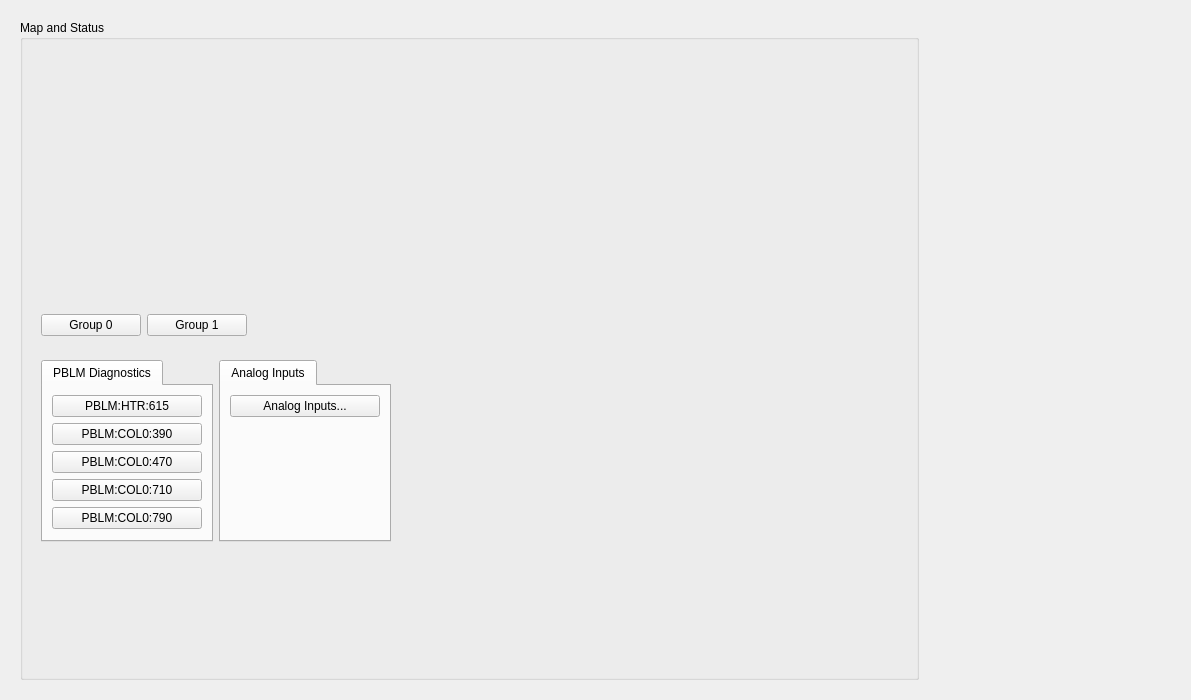
Qt form l0b_main.ui (ad-build-test/pydm-mps) before a commit.
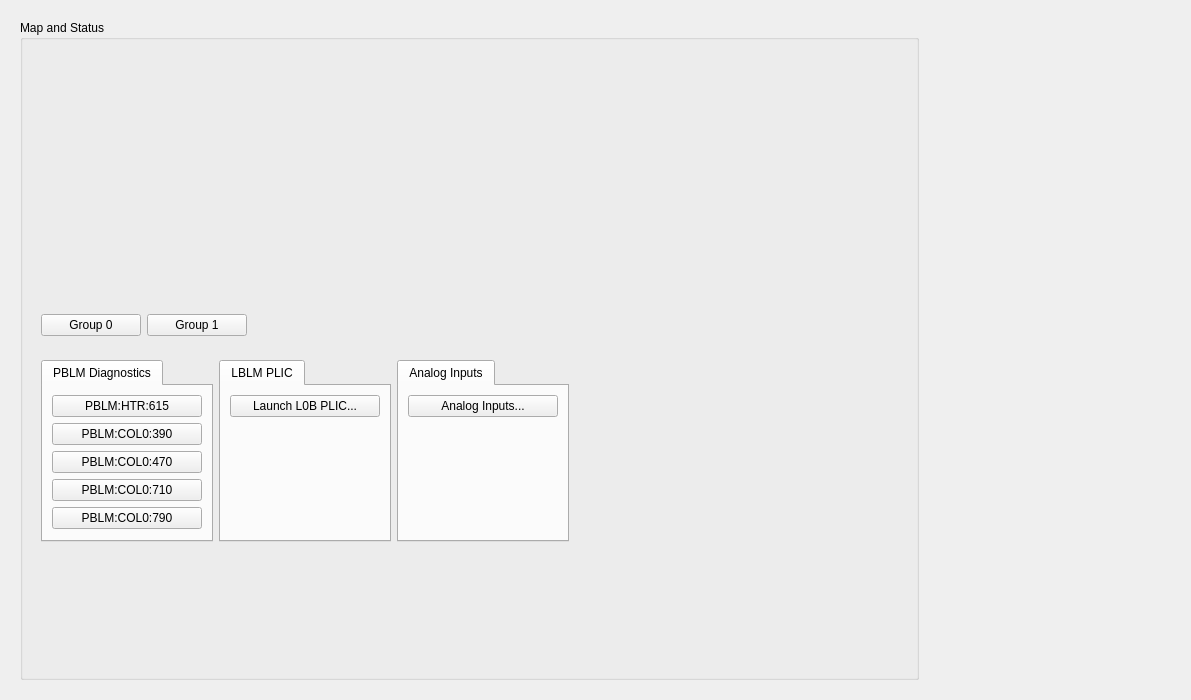
The same form after that commit. Custom widgets are drawn as their Qt base class.

Commit message: Changed analog inputs to use new python file. also added button that launches lblm_global at a specified area.

The edit to the form file:
```diff
--- a/l0b_main.ui
+++ b/l0b_main.ui
@@ -53,20 +53,7 @@
            <property name="frameShadow">
             <enum>QFrame::Raised</enum>
            </property>
-           <layout class="QGridLayout" name="gridLayout_7" columnstretch="1,1,3">
-            <item row="0" column="2">
-             <spacer name="horizontalSpacer_3">
-              <property name="orientation">
-               <enum>Qt::Horizontal</enum>
-              </property>
-              <property name="sizeHint" stdset="0">
-               <size>
-                <width>40</width>
-                <height>20</height>
-               </size>
-              </property>
-             </spacer>
-            </item>
+           <layout class="QGridLayout" name="gridLayout_7" columnstretch="1,1,1,3">
             <item row="0" column="0">
              <widget class="QTabWidget" name="tabWidget">
               <property name="currentIndex">
@@ -262,7 +249,20 @@
               </widget>
              </widget>
             </item>
-            <item row="0" column="1">
+            <item row="0" column="3">
+             <spacer name="horizontalSpacer_3">
+              <property name="orientation">
+               <enum>Qt::Horizontal</enum>
+              </property>
+              <property name="sizeHint" stdset="0">
+               <size>
+                <width>40</width>
+                <height>20</height>
+               </size>
+              </property>
+             </spacer>
+            </item>
+            <item row="0" column="2">
              <widget class="QTabWidget" name="tabWidget_2">
               <property name="currentIndex">
                <number>0</number>
@@ -321,6 +321,65 @@
               </widget>
              </widget>
             </item>
+            <item row="0" column="1">
+             <widget class="QTabWidget" name="tabWidget_3">
+              <property name="currentIndex">
+               <number>0</number>
+              </property>
+              <widget class="QWidget" name="tab_2">
+               <attribute name="title">
+                <string>LBLM PLIC</string>
+               </attribute>
+               <layout class="QGridLayout" name="gridLayout_11">
+                <item row="0" column="0">
+                 <widget class="PyDMRelatedDisplayButton" name="PyDMRelatedDisplayButton_2">
+                  <property name="minimumSize">
+                   <size>
+                    <width>150</width>
+                    <height>20</height>
+                   </size>
+                  </property>
+                  <property name="toolTip">
+                   <string/>
+                  </property>
+                  <property name="text">
+                   <string>Launch L0B PLIC...</string>
+                  </property>
+                  <property name="filenames" stdset="0">
+                   <stringlist>
+                    <string>$PYDM/misc/lblm_global.py</string>
+                   </stringlist>
+                  </property>
+                  <property name="showIcon" stdset="0">
+                   <bool>false</bool>
+                  </property>
+                  <property name="macros" stdset="0">
+                   <stringlist>
+                    <string>{&quot;DEVICE&quot;:&quot;LBLM:HTR:167:A&quot;}</string>
+                   </stringlist>
+                  </property>
+                  <property name="openInNewWindow" stdset="0">
+                   <bool>true</bool>
+                  </property>
+                 </widget>
+                </item>
+                <item row="1" column="0">
+                 <spacer name="verticalSpacer_5">
+                  <property name="orientation">
+                   <enum>Qt::Vertical</enum>
+                  </property>
+                  <property name="sizeHint" stdset="0">
+                   <size>
+                    <width>20</width>
+                    <height>40</height>
+                   </size>
+                  </property>
+                 </spacer>
+                </item>
+               </layout>
+              </widget>
+             </widget>
+            </item>
            </layout>
           </widget>
          </item>
```
Left out of the diff: 2 changed lines with no effect on the pictures. The commit also changes 15 other files.
